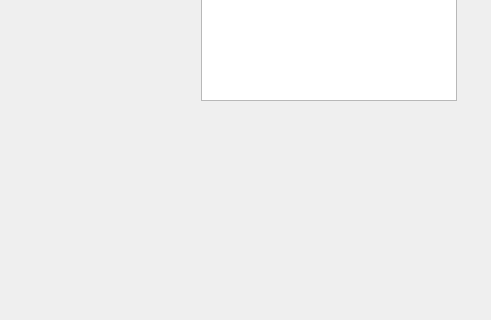
Above: rest-coro/client/mainwindow.ui from alkatzo/qt-coro-client before the change; both pictures show x 309 to 800 and y 171 to 491 of the 800 by 600 pixel window. Below: the same form after it.
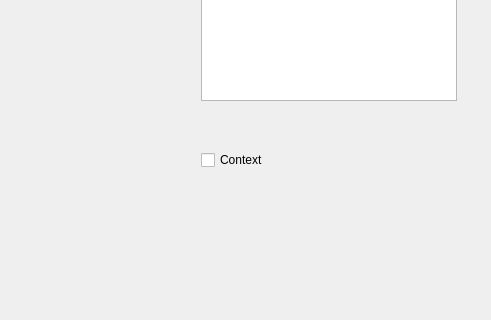
That is the form after the change.

Commit message: " Added auto-deletion in DB/task on context deletion"

```diff
--- a/rest-coro/client/mainwindow.ui
+++ b/rest-coro/client/mainwindow.ui
@@ -133,6 +133,19 @@
      </rect>
     </property>
    </widget>
+   <widget class="QCheckBox" name="checkBox">
+    <property name="geometry">
+     <rect>
+      <x>510</x>
+      <y>320</y>
+      <width>78</width>
+      <height>22</height>
+     </rect>
+    </property>
+    <property name="text">
+     <string>Context</string>
+    </property>
+   </widget>
   </widget>
   <widget class="QMenuBar" name="menubar">
    <property name="geometry">
```
The commit also changes 8 other files.
